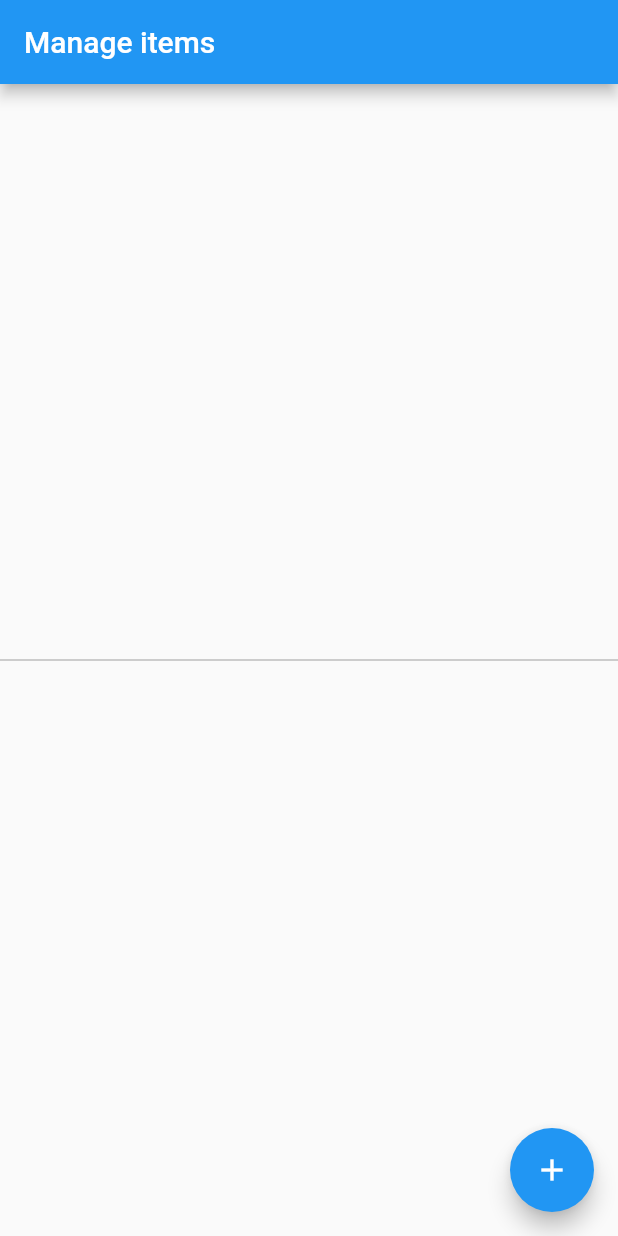
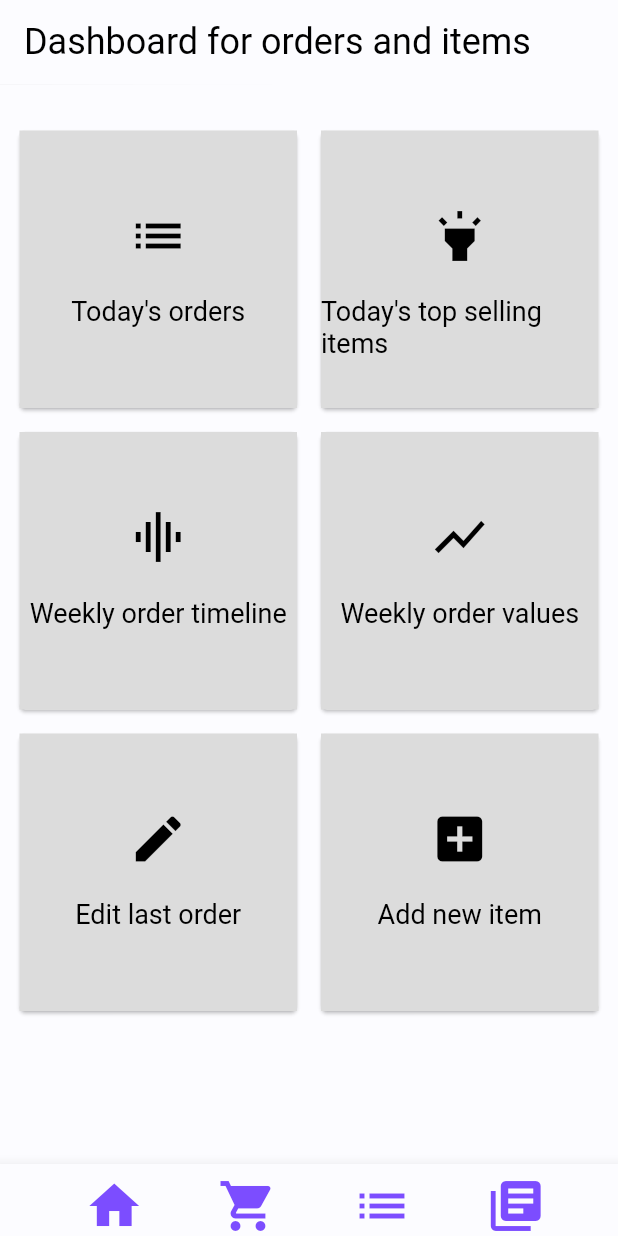
Before and after one commit to vkivaturi/naapos_mobile, a Flutter app: the screen it shows after launch, on a phone screen of 412 x 824 dp. Run offline on Flutter 3.47's test engine with Material 2 defaults, Android fonts, the phone set to English and light mode, and no system bars; our stand-ins replace sqflite; accounts and stored records are empty.

Commit message:
Landing page

```diff
--- /dev/null
+++ b/lib/dashboard.dart
@@ -0,0 +1,66 @@
+import 'package:flutter/material.dart';
+
+class Dashboard extends StatefulWidget {
+  @override
+  _DashboardState createState() => _DashboardState();
+}
+
+class _DashboardState extends State<Dashboard> {
+  @override
+  Widget build(BuildContext context) {
+    return Scaffold(
+      appBar: AppBar(
+        title: Text("Dashboard for orders and items"),
+        elevation: .1,
+        //backgroundColor: Color.fromRGBO(49, 87, 110, 1.0),
+      ),
+      body: Container(
+        padding: EdgeInsets.symmetric(vertical: 20.0, horizontal: 2.0),
+        child: GridView.count(
+          crossAxisCount: 2,
+          padding: EdgeInsets.all(3.0),
+          children: <Widget>[
+            makeDashboardItem("Today's orders", Icons.list),
+            makeDashboardItem("Today's top selling items", Icons.highlight),
+            makeDashboardItem("Weekly order timeline", Icons.graphic_eq),
+            makeDashboardItem("Weekly order values", Icons.show_chart),
+            makeDashboardItem("Edit last order", Icons.edit),
+            makeDashboardItem("Add new item", Icons.add_box)
+          ],
+        ),
+      ),
+    );
+  }
+
+  Card makeDashboardItem(String title, IconData icon) {
+    return Card(
+        elevation: 1.0,
+        margin: new EdgeInsets.all(8.0),
+        child: Container(
+          decoration: BoxDecoration(color: Color.fromRGBO(220, 220, 220, 1.0)),
+          child: new InkWell(
+            onTap: () {},
+            child: Column(
+              crossAxisAlignment: CrossAxisAlignment.stretch,
+              mainAxisSize: MainAxisSize.min,
+              verticalDirection: VerticalDirection.down,
+              children: <Widget>[
+                SizedBox(height: 50.0),
+                Center(
+                    child: Icon(
+                      icon,
+                      size: 40.0,
+                      color: Colors.black,
+                    )),
+                SizedBox(height: 20.0),
+                new Center(
+                  child: new Text(title,
+                      style:
+                      new TextStyle(fontSize: 18.0, color: Colors.black)),
+                )
+              ],
+            ),
+          ),
+        ));
+  }
+}
--- a/lib/homescreen.dart
+++ b/lib/homescreen.dart
@@ -97,11 +97,11 @@ class _NaaPOSHomeState extends State<NaaPOSHome> {
               rows: items
                   .map(
                     (item) => DataRow(
-                        selected: selectedItems.contains(item),
-                        onSelectChanged: (b) {
-                          print("Onselect");
-                          onSelectedRow(b, item);
-                        },
+//                        selected: selectedItems.contains(item),
+//                        onSelectChanged: (b) {
+//                          print("Onselect");
+//                          onSelectedRow(b, item);
+//                        },
                         cells: [
                           DataCell(
                             Text(item.code.toString() + "-" + item.itemDetail),
@@ -144,7 +144,6 @@ class _NaaPOSHomeState extends State<NaaPOSHome> {
 
   @override
   Widget build(BuildContext context) {
-
     Widget invoiceFooter = Container(
       padding: const EdgeInsets.all(32),
       child: Row(children: <Widget>[
@@ -172,13 +171,16 @@ class _NaaPOSHomeState extends State<NaaPOSHome> {
     Widget invoiceTotal = Container(
       padding: const EdgeInsets.all(20),
       child: Row(
+        mainAxisSize: MainAxisSize.max,
+        mainAxisAlignment: MainAxisAlignment.spaceAround,
+
         children: [
           new Text(
-            "Invoice total (with tax) is : ",
+            "Invoice total (with tax) : ",
             textAlign: TextAlign.left,
             style: TextStyle(
               fontSize: 20.0,
-              color: Colors.blueAccent,
+//              color: Colors.blueAccent,
             ),
           ),
           new Text(
@@ -186,7 +188,8 @@ class _NaaPOSHomeState extends State<NaaPOSHome> {
             textAlign: TextAlign.right,
             style: TextStyle(
               fontSize: 20.0,
-              color: Colors.blueAccent,
+              color: Colors.deepPurpleAccent,
+              fontWeight: FontWeight.bold
             ),
           )
         ],
@@ -196,6 +199,8 @@ class _NaaPOSHomeState extends State<NaaPOSHome> {
     Widget selectItem = Container(
         padding: const EdgeInsets.all(10),
         child: Row(
+          mainAxisSize: MainAxisSize.max,
+          mainAxisAlignment: MainAxisAlignment.spaceAround,
           children: <Widget>[
             new Flexible(
               child: new TextField(
@@ -216,7 +221,7 @@ class _NaaPOSHomeState extends State<NaaPOSHome> {
             ),
             new Flexible(
               child: RaisedButton(
-                  //padding: const EdgeInsets.all(12.0),
+                  padding: const EdgeInsets.all(12.0),
                   textColor: Colors.white,
                   color: Colors.green,
                   onPressed: () {
@@ -227,8 +232,13 @@ class _NaaPOSHomeState extends State<NaaPOSHome> {
                     String _itemTaxPerc = itemDetails[2];
 
                     Item itemAdd = new Item();
-                    itemAdd.setItem("", int.parse(itemCodeController.text), itemDetails[0],
-                        qtyController.text, itemDetails[2], itemDetails[1]);
+                    itemAdd.setItem(
+                        "",
+                        int.parse(itemCodeController.text),
+                        itemDetails[0],
+                        qtyController.text,
+                        itemDetails[2],
+                        itemDetails[1]);
                     items.add(itemAdd);
 
                     increaseInvTotalAmt(int.parse(_itemPrice),
@@ -247,64 +257,21 @@ class _NaaPOSHomeState extends State<NaaPOSHome> {
 
     return Scaffold(
       appBar: AppBar(
-          title: Text("Create Invoice"),
-        ),
-        drawer: Drawer(
-          child: ListView(
-            // Important: Remove any padding from the ListView.
-            padding: EdgeInsets.zero,
-            children: <Widget>[
-              DrawerHeader(
-                child: Text('Drawer Header'),
-                decoration: BoxDecoration(
-                  color: Colors.blue,
-                ),
-              ),
-              ListTile(
-                title: Text('Create Invoice'),
-                onTap: () {
-                  // Update the state of the app
-                  // ...
-                  // Then close the drawer
-                  Navigator.pop(context);
-                },
-              ),
-              ListTile(
-                title: Text('View invoices'),
-                onTap: () {
-                  // Update the state of the app
-                  // ...
-                  // Then close the drawer
-                  Navigator.pop(context);
-                },
-              ),
-              ListTile(
-                title: Text('Manage items'),
-                onTap: () {
-                  // Update the state of the app
-                  // ...
-                  // Then close the drawer
-                  Navigator.pop(context);
-                },
-              ),
-              ListTile(
-                title: Text('Settings'),
-                onTap: () {
-                  // Update the state of the app
-                  // ...
-                  // Then close the drawer
-                  Navigator.pop(context);
-                },
-              ),
-
-            ],
-          ),
+        title: Text("Add to cart"),
       ),
       body: Column(
         children: [
           selectItem,
 //          selectedItemsList,
+          Divider(
+            height: 2.0,
+            color: Colors.grey,
+          ),
           invoiceTotal,
+          Divider(
+            height: 2.0,
+            color: Colors.grey,
+          ),
           dataBody(),
           Row(
             mainAxisAlignment: MainAxisAlignment.center,
@@ -313,21 +280,56 @@ class _NaaPOSHomeState extends State<NaaPOSHome> {
           ),
         ],
       ),
-        persistentFooterButtons: <Widget>[invoiceFooter]);
+//      bottomNavigationBar: BottomAppBar(
+//          child: new Row(
+//              mainAxisSize: MainAxisSize.max,
+//              mainAxisAlignment: MainAxisAlignment.spaceBetween,
+//              children: <Widget>[
+////            SizedBox(width: 0),
+//            IconButton(
+//              icon: Icon(
+//                Icons.home,
+//                size: 40.0,
+//                color: Colors.deepPurpleAccent,
+//              ),
+//            ),
+//            IconButton(
+//              onPressed: (){
+//                Navigator.pushNamed(context, '/second');
+//              },
+//              icon: Icon(
+//                Icons.shopping_cart,
+//                size: 40.0,
+//                color: Colors.deepPurpleAccent,
+//              ),
+//            ),
+//            IconButton(
+//              icon: Icon(
+//                Icons.list,
+//                size: 40.0,
+//                color: Colors.deepPurpleAccent,
+//              ),
+//            ),
+//            IconButton(
+//
+//              icon: Icon(
+//                Icons.library_books,
+//                size: 40.0,
+//                color: Colors.deepPurpleAccent,
+//              ),
+//            )
+//          ])),
+      floatingActionButton: FloatingActionButton(
+        child: Icon(Icons.save),
+        onPressed: () {
+        },
+      ),
+
+    );
+
+//        persistentFooterButtons: <Widget>[invoiceFooter]);
   }
 }
-
-//Function to create the row to be included in the items view
-//buildListItem(String col1, String col2, String col3, String col4, String col5,
-//    String col6) {
-//  String _row = col1.padRight(5, ' ') +
-//      col2.padRight(15, ' ') +
-//      col3.padRight(25, ' ') +
-//      col4.padRight(4, ' ') +
-//      col5.padRight(5, ' ') +
-//      col6.padRight(5, ' ');
-//  return _row;
-//}
 
 //Fetch item details based on code
 List<String> fetchItemDetails(String _code) {
@@ -336,7 +338,7 @@ List<String> fetchItemDetails(String _code) {
 
   Map<String, List<String>> itemMaster = new Map();
   itemMaster['1000'] = ['Idly (3 pcs)', '30', '5'];
-  itemMaster['1100'] = ['Idly (2 pcs) vada (1 pc) combo', '25', '5'];
+  itemMaster['1100'] = ['Idly vada combo', '25', '5'];
   itemMaster['2000'] = ['Upma', '30', '5'];
   itemMaster['2100'] = ['Pongal', '30', '5'];
   itemMaster['3000'] = ['Tea', '10', '5'];
--- /dev/null
+++ b/lib/landingscreen.dart
@@ -0,0 +1,127 @@
+import 'package:flutter/material.dart';
+import 'package:naapos/dashboard.dart';
+import 'package:naapos/homescreen.dart';
+import 'package:naapos/items_catalog.dart';
+import 'package:naapos/utils.dart';
+
+class MainScreen extends StatefulWidget {
+  @override
+  _MainScreenState createState() => _MainScreenState();
+}
+
+class _MainScreenState extends State<MainScreen> {
+  PageController _pageController;
+  int _page = 0;
+
+
+  @override
+  Widget build(BuildContext context) {
+    return Scaffold(
+
+      body: PageView(
+        physics: NeverScrollableScrollPhysics(),
+        controller: _pageController,
+        onPageChanged: onPageChanged,
+        children: <Widget>[
+          Dashboard(),
+          NaaPOSHome(),
+          ManageItem(),
+        ],
+      ),
+
+      bottomNavigationBar: BottomAppBar(
+        child: new Row(
+          mainAxisSize: MainAxisSize.max,
+          mainAxisAlignment: MainAxisAlignment.spaceBetween,
+          children: <Widget>[
+            SizedBox(width:7),
+            IconButton(
+              icon: Icon(
+                Icons.home,
+                size: 40.0,
+                  color: Colors.deepPurpleAccent
+              ),
+              color: _page == 0
+                  ? Theme.of(context).accentColor
+                  : Theme
+                  .of(context)
+                  .textTheme.caption.color,
+              onPressed: ()=>_pageController.jumpToPage(0),
+            ),
+
+            IconButton(
+              icon:Icon(
+                Icons.shopping_cart,
+                size: 40.0,
+                color: Colors.deepPurpleAccent,
+              ),
+              color: _page == 1
+                  ? Theme.of(context).accentColor
+                  : Theme
+                  .of(context)
+                  .textTheme.caption.color,
+              onPressed: ()=>_pageController.jumpToPage(1),
+            ),
+
+            IconButton(
+              icon: Icon(
+                Icons.list,
+                size: 40.0,
+                color: Colors.deepPurpleAccent,
+              ),
+              color: _page == 2
+                  ? Theme.of(context).accentColor
+                  : Theme
+                  .of(context)
+                  .textTheme.caption.color,
+              onPressed: ()=>_pageController.jumpToPage(2),
+            ),
+            IconButton(
+              icon: Icon(
+                Icons.library_books,
+                size: 40.0,
+                color: Colors.deepPurpleAccent,
+              ),
+              color: _page == 2
+                  ? Theme.of(context).accentColor
+                  : Theme
+                  .of(context)
+                  .textTheme.caption.color,
+              //onPressed: ()=>_pageController.jumpToPage(3),
+            ),
+
+            SizedBox(width:7),
+          ],
+        ),
+        color: Theme.of(context).primaryColor,
+        shape: CircularNotchedRectangle(),
+
+      ),
+
+      floatingActionButtonAnimator: FloatingActionButtonAnimator.scaling,
+      floatingActionButtonLocation: FloatingActionButtonLocation.centerDocked,
+    );
+  }
+
+  void navigationTapped(int page) {
+    _pageController.jumpToPage(page);
+  }
+
+  @override
+  void initState() {
+    super.initState();
+    _pageController = PageController();
+  }
+
+  @override
+  void dispose() {
+    super.dispose();
+    _pageController.dispose();
+  }
+
+  void onPageChanged(int page) {
+    setState(() {
+      this._page = page;
+    });
+  }
+}
--- a/lib/main.dart
+++ b/lib/main.dart
@@ -1,20 +1,57 @@
 import 'package:flutter/material.dart';
+import 'package:flutter/services.dart';
+
 import 'homescreen.dart';
 import 'package:naapos/items_catalog.dart';
+import 'package:naapos/landingscreen.dart';
+import 'package:naapos/utils.dart';
+
 
 void main() => runApp(NaaPOSApp());
 
-class NaaPOSApp extends StatelessWidget {
-  // This widget is the root of your application.
+//class NaaPOSApp extends StatelessWidget {
+//  // This widget is the root of your application.
+//  @override
+//  Widget build(BuildContext context) {
+//    return MaterialApp(
+//
+//      title: 'NaaPOS - Handhelp POS for small businesses',
+//      theme: ThemeData(
+//        primarySwatch: Colors.blue,
+//      ),
+////      home: NaaPOSHome(title: 'Add to cart'),
+////      home: ManageItem(title: 'Manage Items'),
+//      home: MainScreen(),
+//    );
+//  }
+//}
+
+class NaaPOSApp extends StatefulWidget {
+  @override
+  _NaaPOSApp createState() => _NaaPOSApp();
+}
+
+class _NaaPOSApp extends State<NaaPOSApp> {
+  bool isDark = false;
+
+  @override
+  void initState() {
+    super.initState();
+    SystemChrome.setEnabledSystemUIOverlays(SystemUiOverlay.values);
+    SystemChrome.setSystemUIOverlayStyle(SystemUiOverlayStyle(
+      statusBarColor: isDark ? Constants.darkPrimary : Constants.lightPrimary,
+      statusBarIconBrightness: isDark?Brightness.light:Brightness.dark,
+    ));
+  }
+
+
   @override
   Widget build(BuildContext context) {
     return MaterialApp(
-      title: 'Flutter Demo',
-      theme: ThemeData(
-        primarySwatch: Colors.blue,
-      ),
-//      home: NaaPOSHome(title: 'Create Invoice'),
-      home: ManageItem(title: 'Manage Items'),
+      debugShowCheckedModeBanner: false,
+      title: Constants.appName,
+      theme: isDark ? Constants.darkTheme : Constants.lightTheme,
+      home: MainScreen(),
     );
   }
 }
--- /dev/null
+++ b/lib/utils.dart
@@ -0,0 +1,54 @@
+import 'package:flutter/material.dart';
+
+class Constants {
+  static String appName = "Point of Sale";
+
+  //Colors for theme
+  static Color lightPrimary = Color(0xfffcfcff);
+  static Color darkPrimary = Colors.black;
+  static Color lightAccent = Color(0xff5563ff);
+  static Color darkAccent = Color(0xff5563ff);
+  static Color lightBG = Color(0xfffcfcff);
+  static Color darkBG = Colors.black;
+  static Color ratingBG = Colors.yellow[600];
+
+  static ThemeData lightTheme = ThemeData(
+    backgroundColor: lightBG,
+    primaryColor: lightPrimary,
+    accentColor: lightAccent,
+    cursorColor: lightAccent,
+    scaffoldBackgroundColor: lightBG,
+    appBarTheme: AppBarTheme(
+      textTheme: TextTheme(
+        title: TextStyle(
+          color: darkBG,
+          fontSize: 24.0,
+        ),
+      ),
+//      iconTheme: IconThemeData(
+//        color: lightAccent,
+//      ),
+    ),
+  );
+
+  static ThemeData darkTheme = ThemeData(
+    brightness: Brightness.dark,
+    backgroundColor: darkBG,
+    primaryColor: darkPrimary,
+    accentColor: darkAccent,
+    scaffoldBackgroundColor: darkBG,
+    cursorColor: darkAccent,
+    appBarTheme: AppBarTheme(
+      textTheme: TextTheme(
+        title: TextStyle(
+          color: lightBG,
+          fontSize: 18.0,
+          fontWeight: FontWeight.w800,
+        ),
+      ),
+//      iconTheme: IconThemeData(
+//        color: darkAccent,
+//      ),
+    ),
+  );
+}
```
Lines whose indentation alone changed are shown as unchanged.
